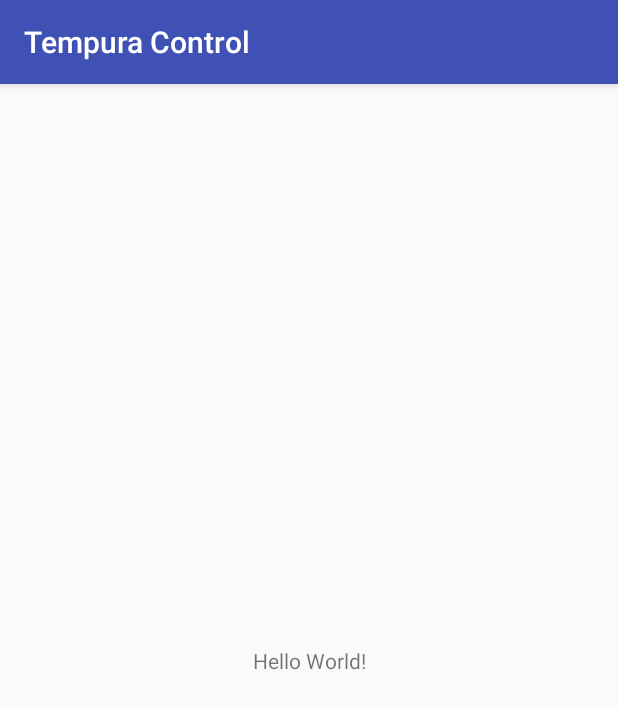
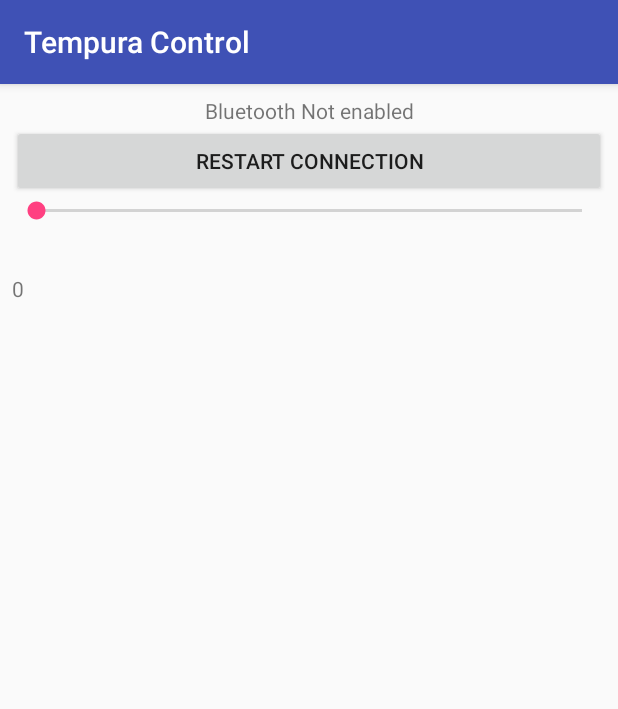
Before and after one commit to ShogunRoss/TempuraControl, an Android app: the screen it shows after launch (MainActivity), on a phone screen of 412 x 824 dp. Shown: the top 709 px of the screen. Run offline under Robolectric (Android 15) with nearby library versions, the phone set to English and light mode, and no system bars; 1 statement that could not run was skipped.

Commit message:
Initial Commit.

```diff
--- a/app/src/main/AndroidManifest.xml
+++ b/app/src/main/AndroidManifest.xml
@@ -1,6 +1,9 @@
 <?xml version="1.0" encoding="utf-8"?>
 <manifest xmlns:android="http://schemas.android.com/apk/res/android"
           package="com.shogun.tempuracontrol">
+
+    <uses-permission android:name="android.permission.BLUETOOTH_ADMIN" />
+    <uses-permission android:name="android.permission.BLUETOOTH" />
 
     <application
         android:allowBackup="true"
--- a/app/src/main/java/com/shogun/tempuracontrol/MainActivity.java
+++ b/app/src/main/java/com/shogun/tempuracontrol/MainActivity.java
@@ -1,13 +1,104 @@
 package com.shogun.tempuracontrol;
 
+import android.bluetooth.BluetoothAdapter;
+import android.os.Bundle;
+import android.os.Handler;
+import android.os.Message;
 import android.support.v7.app.AppCompatActivity;
-import android.os.Bundle;
+import android.util.Log;
+import android.view.View;
+import android.widget.SeekBar;
+import android.widget.TextView;
 
 public class MainActivity extends AppCompatActivity {
+
+    public final String TAG = "Main";
+
+    private SeekBar elevation;
+    private TextView debug;
+    private TextView status;
+    private Bluetooth bt;
 
     @Override
     protected void onCreate(Bundle savedInstanceState) {
         super.onCreate(savedInstanceState);
         setContentView(R.layout.activity_main);
+
+        debug = (TextView) findViewById(R.id.textDebug);
+        status = (TextView) findViewById(R.id.textStatus);
+
+        findViewById(R.id.restart).setOnClickListener(new View.OnClickListener() {
+            public void onClick(View v) {
+                connectService();
+            }
+        });
+
+        elevation = (SeekBar) findViewById(R.id.seekBar);
+        elevation.setOnSeekBarChangeListener(new SeekBar.OnSeekBarChangeListener() {
+
+            @Override
+            public void onStopTrackingTouch(SeekBar seekBar) {
+                Log.d("Seekbar","onStopTrackingTouch ");
+                int progress = seekBar.getProgress();
+                String p = String.valueOf(progress);
+                debug.setText(p);
+                bt.sendMessage(p);
+            }
+
+            @Override
+            public void onStartTrackingTouch(SeekBar seekBar) {
+                Log.d("Seekbar","onStartTrackingTouch ");
+            }
+
+            @Override
+            public void onProgressChanged(SeekBar seekBar, int progress, boolean fromUser) {
+                //Log.d("Seekbar", "onProgressChanged " + progress);
+            }
+        });
+
+        bt = new Bluetooth(this, mHandler);
+        connectService();
     }
+
+    public void connectService(){
+        try {
+            status.setText("Connecting...");
+            BluetoothAdapter bluetoothAdapter = BluetoothAdapter.getDefaultAdapter();
+            if (bluetoothAdapter.isEnabled()) {
+                bt.start();
+                bt.connectDevice("HC-06");
+                Log.d(TAG, "Btservice started - listening");
+                status.setText("Connected");
+            } else {
+                Log.w(TAG, "Btservice started - bluetooth is not enabled");
+                status.setText("Bluetooth Not enabled");
+            }
+        } catch(Exception e){
+            Log.e(TAG, "Unable to start bt ",e);
+            status.setText("Unable to connect " +e);
+        }
+    }
+
+    private final Handler mHandler = new Handler() {
+        @Override
+        public void handleMessage(Message msg) {
+            switch (msg.what) {
+                case Bluetooth.MESSAGE_STATE_CHANGE:
+                    Log.d(TAG, "MESSAGE_STATE_CHANGE: " + msg.arg1);
+                    break;
+                case Bluetooth.MESSAGE_WRITE:
+                    Log.d(TAG, "MESSAGE_WRITE ");
+                    break;
+                case Bluetooth.MESSAGE_READ:
+                    Log.d(TAG, "MESSAGE_READ ");
+                    break;
+                case Bluetooth.MESSAGE_DEVICE_NAME:
+                    Log.d(TAG, "MESSAGE_DEVICE_NAME "+msg);
+                    break;
+                case Bluetooth.MESSAGE_TOAST:
+                    Log.d(TAG, "MESSAGE_TOAST "+msg);
+                    break;
+            }
+        }
+    };
 }
--- a/app/src/main/res/layout/activity_main.xml
+++ b/app/src/main/res/layout/activity_main.xml
@@ -1,19 +1,57 @@
-<?xml version="1.0" encoding="utf-8"?>
-<android.support.constraint.ConstraintLayout
-    xmlns:android="http://schemas.android.com/apk/res/android"
-    xmlns:app="http://schemas.android.com/apk/res-auto"
-    xmlns:tools="http://schemas.android.com/tools"
-    android:layout_width="match_parent"
-    android:layout_height="match_parent"
-    tools:context="com.shogun.tempuracontrol.MainActivity">
+<RelativeLayout xmlns:android="http://schemas.android.com/apk/res/android"
+                xmlns:tools="http://schemas.android.com/tools" android:layout_width="match_parent"
+                android:layout_height="match_parent" android:paddingLeft="@dimen/activity_horizontal_margin"
+                android:paddingRight="@dimen/activity_horizontal_margin"
+                android:paddingTop="@dimen/activity_vertical_margin"
+                android:paddingBottom="@dimen/activity_vertical_margin" tools:context=".MainActivity"
+                android:textAlignment="center"
+                android:id="@+id/view">
 
     <TextView
         android:layout_width="wrap_content"
         android:layout_height="wrap_content"
-        android:text="Hello World!"
-        app:layout_constraintBottom_toBottomOf="parent"
-        app:layout_constraintLeft_toLeftOf="parent"
-        app:layout_constraintRight_toRightOf="parent"
-        app:layout_constraintTop_toTopOf="parent"/>
+        android:text="Disconnected"
+        android:id="@+id/textStatus"
+        android:layout_alignParentRight="true"
+        android:layout_alignParentEnd="true"
+        android:layout_alignParentTop="true"
+        android:layout_alignParentLeft="true"
+        android:layout_alignParentStart="true"
+        android:textAlignment="center" />
 
-</android.support.constraint.ConstraintLayout>
+    <SeekBar
+        android:layout_width="wrap_content"
+        android:layout_height="wrap_content"
+        android:id="@+id/seekBar"
+        android:max="254"
+        android:indeterminate="false"
+        android:layout_below="@+id/restart"
+        android:layout_alignParentRight="true"
+        android:layout_alignParentEnd="true"
+        android:layout_alignParentLeft="true"
+        android:layout_alignParentStart="true" />
+
+    <TextView
+        android:layout_width="wrap_content"
+        android:layout_height="wrap_content"
+        android:text="0"
+        android:id="@+id/textDebug"
+        android:textAlignment="center"
+        android:layout_below="@+id/restart"
+        android:layout_alignParentLeft="true"
+        android:layout_alignParentStart="true"
+        android:layout_marginTop="51dp" />
+
+    <Button
+        android:layout_width="wrap_content"
+        android:layout_height="wrap_content"
+        android:text="Restart connection"
+        android:id="@+id/restart"
+        android:layout_below="@+id/textStatus"
+        android:layout_alignParentLeft="true"
+        android:layout_alignParentStart="true"
+        android:layout_alignParentRight="true"
+        android:layout_alignParentEnd="true" />
+
+
+</RelativeLayout>
```
